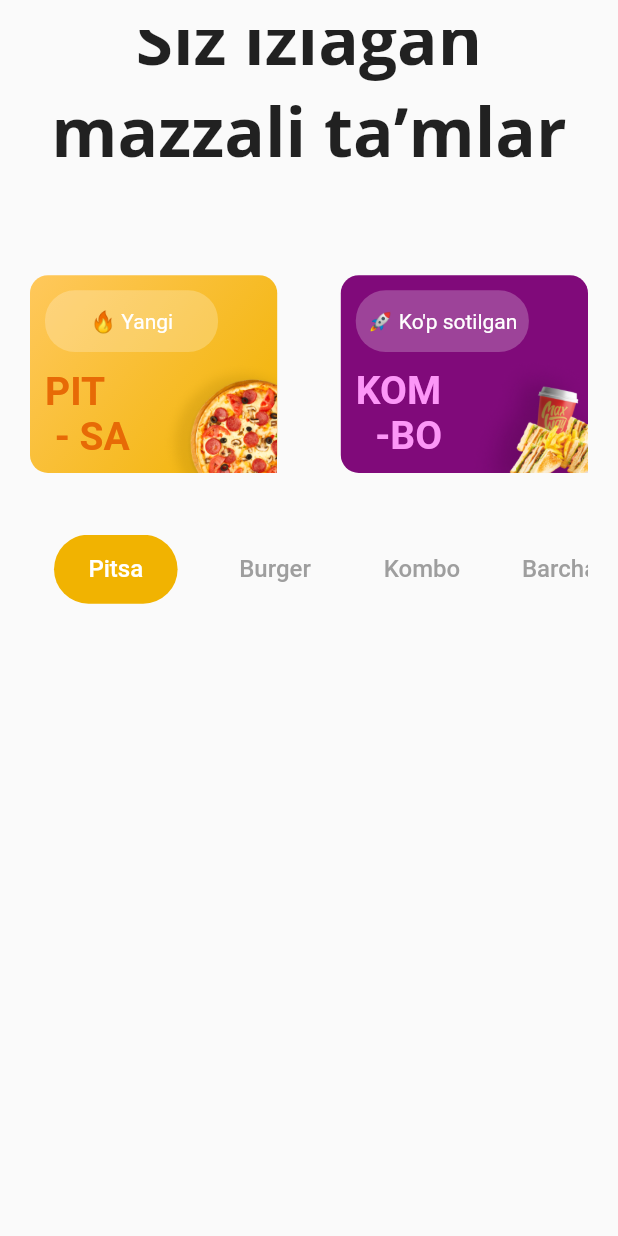
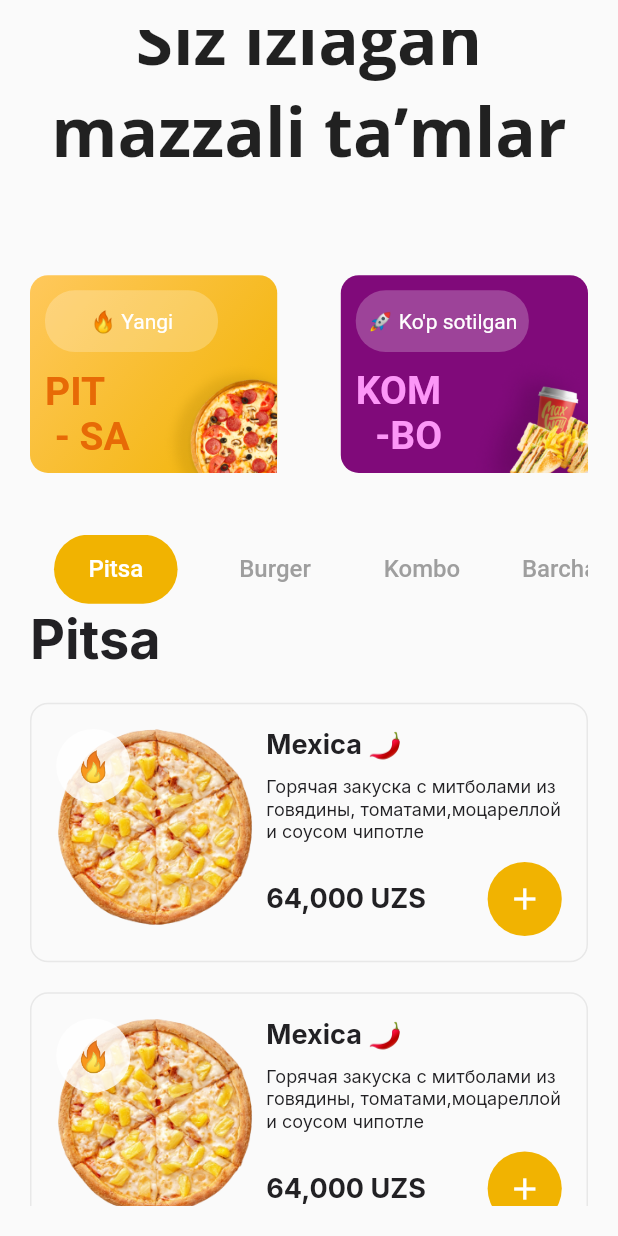
Before and after one commit to ahadjonovss/max_way, a Flutter app: the screen it shows after launch, scrolled down 420 dp, on a phone screen of 412 x 824 dp. Run offline on Flutter 3.47's test engine with Material 2 defaults, Android fonts, the phone set to English and light mode, and no system bars; drawn by our look-alikes of zoom_tap_animation; our stand-ins replace cached_network_image, flutter_bloc, google_fonts, lottie, shimmer, sqflite; accounts and stored records are empty.

Commit message:
home page

```diff
--- a/lib/ui/home/home_page.dart
+++ b/lib/ui/home/home_page.dart
@@ -14,6 +14,8 @@ class HomePage extends StatelessWidget {
         width: MediaQuery.of(context).size.width,
         padding: const EdgeInsets.all(20),
         child: ListView(
+          shrinkWrap: true,
+          primary: true,
           physics:const BouncingScrollPhysics(),
           children: [
             Row(
--- a/lib/ui/home/widgets/food_item.dart
+++ b/lib/ui/home/widgets/food_item.dart
@@ -6,6 +6,7 @@ class FoodItem extends StatelessWidget {
   @override
   Widget build(BuildContext context) {
     return  Container(
+      margin: EdgeInsets.only(top: 20),
       height: height(context)*0.21,
       width: width(context),
       padding: EdgeInsets.all(height(context)*0.02),
--- a/lib/ui/home/widgets/tab_controller.dart
+++ b/lib/ui/home/widgets/tab_controller.dart
@@ -1,3 +1,4 @@
+import 'package:max_way/ui/home/widgets/food_item.dart';
 import 'package:max_way/utils/file_importer/file_importer.dart';
 
 class TabBarViewController extends StatefulWidget {
@@ -33,8 +34,24 @@ class _TabBarViewControllerState extends State<TabBarViewController> {
               TabItem(title: "Barchasi", index: 3, activeIndex: activeIndex),
             ]),
         SizedBox(
-          height: 400,
+          height: 2400,
+          width: width(context),
           child: TabBarView(children: [
+            Column(
+              crossAxisAlignment: CrossAxisAlignment.start,
+              children: [
+                Text("Pitsa",
+                    textAlign: TextAlign.center,
+                    style: GoogleFonts.getFont("Inter",
+                        color: AppColors.c222124,
+                        fontWeight: FontWeight.w700, fontSize: 36)),
+                Column(
+                  children: [
+                    ...List.generate(10, (index) => FoodItem())
+                  ],
+                )
+              ],
+            ),
 
             Container(),
             Container(),
```
